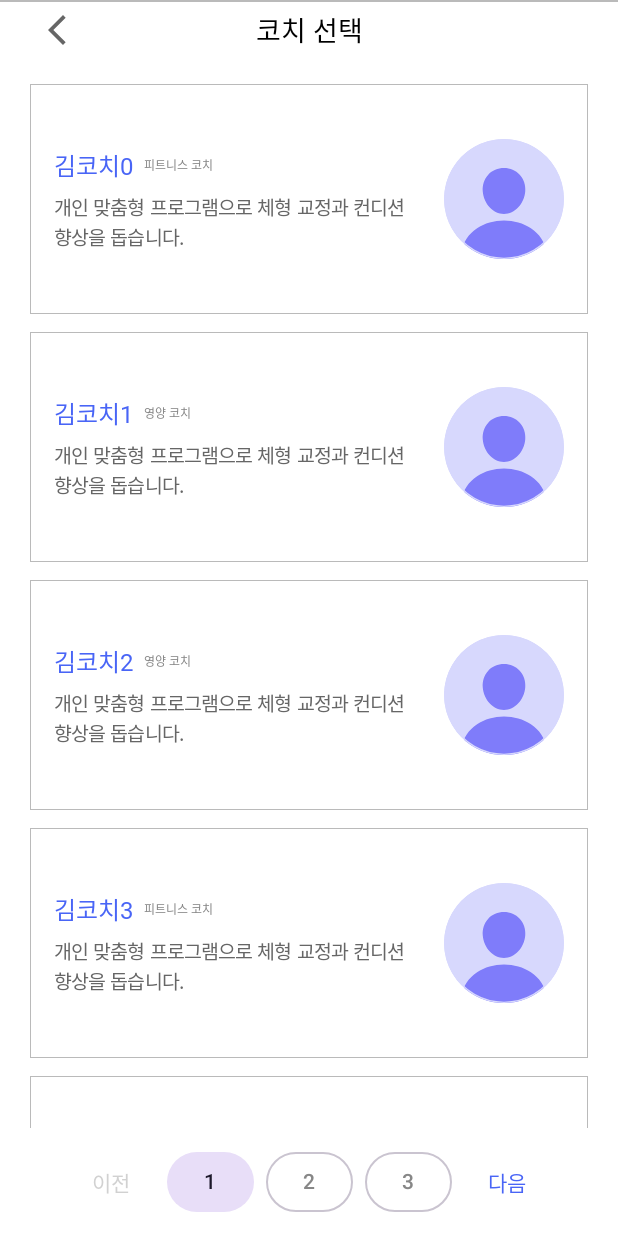
After one commit to Slo1024/ssafy-livon-ai-healthcoach, an Android app built with Jetpack Compose: the composable CoachListScreen shown on its own in the app's theme, on a phone screen of 412 x 824 dp. The commit adds this screen. Run offline under Robolectric (Android 15) with nearby library versions, the phone set to English and light mode, and no system bars; Roboto replaces fonts that are not available here.

Commit message:
[front] feat:개인예약화면(코치리스트보기) 구현

```diff
--- /dev/null
+++ b/LivOnFront/mobile/app/src/main/java/com/livon/app/feature/member/reservation/ui/CoachListScreen.kt
@@ -0,0 +1,245 @@
+// app/src/main/java/com/livon/app/feature/member/reservation/ui/CoachListScreen.kt
+package com.livon.app.feature.member.reservation.ui
+
+import androidx.compose.foundation.BorderStroke
+import androidx.compose.foundation.Image
+import androidx.compose.foundation.layout.*
+import androidx.compose.foundation.lazy.LazyColumn
+import androidx.compose.foundation.lazy.items
+import androidx.compose.foundation.shape.RoundedCornerShape
+import androidx.compose.material3.*
+import androidx.compose.runtime.*
+import androidx.compose.ui.*
+import androidx.compose.ui.Alignment
+import androidx.compose.ui.modifier.modifierLocalConsumer
+import androidx.compose.ui.res.painterResource
+import androidx.compose.ui.text.font.FontWeight
+import androidx.compose.ui.tooling.preview.Preview
+import androidx.compose.ui.unit.*
+import coil.compose.AsyncImage
+import com.livon.app.R
+import com.livon.app.ui.component.overlay.TopBar
+import com.livon.app.ui.preview.PreviewSurface
+import com.livon.app.ui.theme.*
+
+/** 리스트용 간단 VO (실서버 연동 전 임시) */
+data class CoachUi(
+    val id: String,
+    val name: String,
+    val job: String?,
+    val intro: String,
+    val avatarUrl: String? // null이면 기본 아이콘(ic_noprofile) 사용
+)
+
+@Composable
+fun CoachListScreen(
+    onBack: () -> Unit = {},
+    onSelectCoach: (CoachUi) -> Unit = {}
+) {
+    // TODO: 나중에 ViewModel/Repository 연동
+    val allCoaches by remember {
+        mutableStateOf(
+            List(23) { idx ->
+                CoachUi(
+                    id = "coach-$idx",
+                    name = "김코치$idx",
+                    job = if (idx % 3 == 0) "피트니스 코치" else "영양 코치",
+                    intro = "개인 맞춤형 프로그램으로 체형 교정과 컨디션 향상을 돕습니다.",
+                    avatarUrl = if (idx % 4 == 0) null else "" // 대부분 빈 URL, 일부는 null로 기본 아이콘
+                )
+            }
+        )
+    }
+
+    val pageSize = 10
+    var currentPage by remember { mutableStateOf(1) }
+    val totalPages = (allCoaches.size + pageSize - 1) / pageSize
+    val pageItems = remember(allCoaches, currentPage) {
+        val from = (currentPage - 1) * pageSize
+        allCoaches.drop(from).take(pageSize)
+    }
+
+    Scaffold(
+        topBar = { TopBar(title = "코치 선택", onBack = onBack) }
+    ) { pad ->
+        Column(
+            modifier = Modifier
+                .fillMaxSize()
+                .padding(pad)
+                .padding(horizontal = 20.dp) // 바깥 공통 마진
+        ) {
+            Spacer(Modifier.height(16.dp))
+
+            LazyColumn(
+                modifier = Modifier.weight(1f),
+                verticalArrangement = Arrangement.spacedBy(12.dp),
+                contentPadding = PaddingValues(bottom = 8.dp)
+            ) {
+                items(pageItems, key = { it.id }) { coach ->
+                    CoachCard(
+                        coach = coach,
+                        onClick = { onSelectCoach(coach) },
+                        modifier = Modifier.fillMaxWidth()
+                    )
+                }
+            }
+
+            PaginationBar(
+                current = currentPage,
+                total = totalPages,
+                onChange = { currentPage = it },
+                modifier = Modifier
+                    .fillMaxWidth()
+                    .padding(vertical = 12.dp)
+            )
+        }
+    }
+}
+
+/** 디자인 스펙 고정 카드 (327 x 153 / 가로는 꽉 채우고 높이 153dp 고정) */
+@Composable
+private fun CoachCard(
+    coach: CoachUi,
+    onClick: () -> Unit,
+    modifier: Modifier = Modifier
+) {
+    val nameLetter = 0.08.sp  // 16sp * 0.5%
+    val jobLetter = 0.04.sp   // 8sp  * 0.5%
+    val introLetter = 0.065.sp // 13sp * 0.5%
+
+    Card(
+        onClick = onClick,
+        modifier = modifier
+            .height(153.dp), // 고정 높이
+        shape = RoundedCornerShape(0.dp),
+        border = BorderStroke(0.2.dp, Border), // 내부 보더
+        colors = CardDefaults.cardColors(containerColor = Basic)
+    ) {
+        Row(
+            modifier = Modifier
+                .fillMaxSize()
+                .padding(horizontal = 16.dp, vertical = 12.dp),
+            verticalAlignment = Alignment.CenterVertically
+        ) {
+            // 텍스트 영역 (왼쪽)
+            Column(
+                modifier = Modifier.weight(1f)
+            ) {
+                // 이름 + 직업 한 줄
+                Row(verticalAlignment = Alignment.CenterVertically) {
+                    Text(
+                        text = coach.name,
+                        style = MaterialTheme.typography.bodyLarge.copy(
+                            fontWeight = FontWeight.Medium,
+                            color = Main,
+                            fontSize = 16.sp,
+                            letterSpacing = nameLetter
+                        ),
+                        maxLines = 1
+                    )
+                    Spacer(Modifier.width(6.dp))
+                    coach.job?.let {
+                        Text(
+                            text = it,
+                            style = MaterialTheme.typography.bodySmall.copy(
+                                fontWeight = FontWeight.Medium,
+                                color = Gray,
+                                fontSize = 8.sp,
+                                letterSpacing = jobLetter
+                            ),
+                            maxLines = 1
+                        )
+                    }
+                }
+
+                Spacer(Modifier.height(6.dp))
+
+                Text(
+                    text = coach.intro,
+                    style = MaterialTheme.typography.bodyMedium.copy(
+                        fontWeight = FontWeight.Medium,
+                        color = Gray2,
+                        fontSize = 13.sp,
+                        letterSpacing = introLetter
+                    ),
+                    maxLines = 3
+                )
+            }
+
+            Spacer(Modifier.width(12.dp))
+
+            // 아바타 (오른쪽, 기본 80 x 80)
+            val noProfile = painterResource(R.drawable.ic_noprofile)
+            if (!coach.avatarUrl.isNullOrBlank()) {
+                AsyncImage(
+                    model = coach.avatarUrl,
+                    contentDescription = null,
+                    modifier = Modifier.size(80.dp),
+                    placeholder = noProfile,
+                    error = noProfile
+                )
+            } else {
+                Image(
+                    painter = noProfile,
+                    contentDescription = null,
+                    modifier = Modifier.size(80.dp)
+                )
+            }
+        }
+    }
+}
+
+/** 1..N 페이지 버튼 */
+@Composable
+private fun PaginationBar(
+    current: Int,
+    total: Int,
+    onChange: (Int) -> Unit,
+    modifier: Modifier = Modifier
+) {
+    if (total <= 1) return
+
+    Row(
+        modifier = modifier,
+        horizontalArrangement = Arrangement.Center,
+        verticalAlignment = Alignment.CenterVertically
+    ) {
+        // 이전
+        TextButton(
+            onClick = { if (current > 1) onChange(current - 1) },
+            enabled = current > 1
+        ) { Text("이전") }
+
+        Spacer(Modifier.width(8.dp))
+
+        // 번호
+        Row(horizontalArrangement = Arrangement.spacedBy(8.dp)) {
+            for (p in 1..total) {
+                if (p == current) {
+                    FilledTonalButton(onClick = { /* no-op */ }) {
+                        Text("$p")
+                    }
+                } else {
+                    OutlinedButton(onClick = { onChange(p) }) {
+                        Text("$p")
+                    }
+                }
+            }
+        }
+
+        Spacer(Modifier.width(8.dp))
+
+        // 다음
+        TextButton(
+            onClick = { if (current < total) onChange(current + 1) },
+            enabled = current < total
+        ) { Text("다음") }
+    }
+}
+
+/* ---------- Preview ---------- */
+@Preview(showBackground = true, showSystemUi = true, widthDp = 360, heightDp = 720, name = "CoachListScreen")
+@Composable
+private fun PreviewCoachListScreen() = PreviewSurface {
+    CoachListScreen()
+}
--- /dev/null
+++ b/LivOnFront/mobile/app/src/main/res/drawable/ic_noprofile.xml
@@ -0,0 +1,24 @@
+<vector xmlns:android="http://schemas.android.com/apk/res/android"
+    android:width="80dp"
+    android:height="80dp"
+    android:viewportWidth="80"
+    android:viewportHeight="80">
+  <group>
+    <clip-path
+        android:pathData="M40,0L40,0A40,40 0,0 1,80 40L80,40A40,40 0,0 1,40 80L40,80A40,40 0,0 1,0 40L0,40A40,40 0,0 1,40 0z"/>
+    <path
+        android:pathData="M40,0L40,0A40,40 0,0 1,80 40L80,40A40,40 0,0 1,40 80L40,80A40,40 0,0 1,0 40L0,40A40,40 0,0 1,40 0z"
+        android:fillColor="#D7D8FD"/>
+    <path
+        android:pathData="M50.478,23.829C47.818,20.957 44.102,19.375 40,19.375C35.877,19.375 32.148,20.947 29.5,23.802C26.823,26.688 25.519,30.611 25.825,34.846C26.432,43.202 32.791,50 40,50C47.209,50 53.557,43.204 54.174,34.849C54.484,30.652 53.172,26.737 50.478,23.829Z"
+        android:fillColor="#7F7CFA"/>
+    <path
+        android:pathData="M64.063,80.625H15.938C15.308,80.633 14.685,80.501 14.112,80.238C13.54,79.974 13.033,79.587 12.63,79.103C11.741,78.041 11.383,76.59 11.648,75.123C12.802,68.722 16.403,63.345 22.063,59.57C27.092,56.219 33.461,54.375 40.001,54.375C46.54,54.375 52.91,56.221 57.938,59.57C63.598,63.344 67.2,68.721 68.354,75.122C68.619,76.589 68.26,78.04 67.372,79.102C66.968,79.586 66.462,79.974 65.89,80.237C65.317,80.501 64.693,80.633 64.063,80.625Z"
+        android:fillColor="#7F7CFA"/>
+  </group>
+  <path
+      android:pathData="M40,0.43L40,0.43A39.57,39.57 0,0 1,79.57 40L79.57,40A39.57,39.57 0,0 1,40 79.57L40,79.57A39.57,39.57 0,0 1,0.43 40L0.43,40A39.57,39.57 0,0 1,40 0.43z"
+      android:strokeWidth="0.859854"
+      android:fillColor="#00000000"
+      android:strokeColor="#D7D8FD"/>
+</vector>
```
Also changed, not shown: LivOnFront/mobile/app/src/main/java/com/livon/app/ui/component/card/CoachCard.kt (+141 -0 lines), LivOnFront/mobile/app/src/main/res/drawable/ic_profileedit.xml (added, +39 -0 lines).
